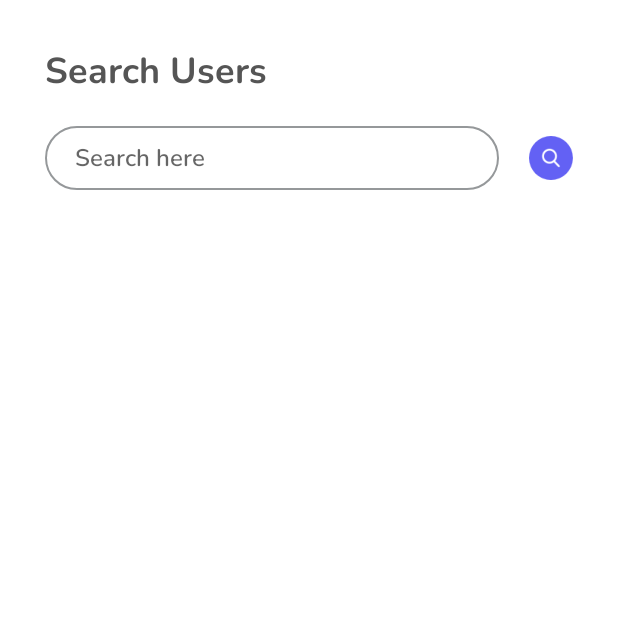
After one commit to Sye7/SocialNetwork, an Android app: the SearchUsers screen opened directly, with no data from a screen before it, on a phone screen of 412 x 824 dp, the top half of it. The commit adds this screen. Run offline under Robolectric (Android 15) with nearby library versions, the phone set to English and light mode, and no system bars; our stand-ins replace Firebase (no records; nobody signed in at launch, a user with empty details on screens opened directly); pictures from the network do not load; Roboto replaces fonts that are not available here.

Commit message:
Search Activity Added

```diff
--- a/app/src/main/AndroidManifest.xml
+++ b/app/src/main/AndroidManifest.xml
@@ -15,7 +15,8 @@
         android:roundIcon="@mipmap/ic_launcher_round"
         android:supportsRtl="true"
         android:theme="@style/AppTheme">
-        <activity android:name=".AnyTalk"></activity>
+        <activity android:name=".SearchUsers"></activity>
+        <activity android:name=".AnyTalk" />
         <activity android:name=".StoryStatus" />
         <activity android:name=".ChatAllEntities.ChatActivity" />
         <activity android:name=".ChatAllEntities.MessageActivity" />
--- /dev/null
+++ b/app/src/main/java/com/example/socialnetwork/SearchUsers.java
@@ -0,0 +1,126 @@
+package com.example.socialnetwork;
+
+import android.content.Context;
+import android.os.Bundle;
+import android.view.View;
+import android.widget.EditText;
+import android.widget.ImageButton;
+import android.widget.ImageView;
+import android.widget.TextView;
+
+import androidx.appcompat.app.AppCompatActivity;
+import androidx.recyclerview.widget.LinearLayoutManager;
+import androidx.recyclerview.widget.RecyclerView;
+
+import com.bumptech.glide.Glide;
+import com.example.socialnetwork.model.Profile;
+import com.firebase.ui.database.FirebaseRecyclerAdapter;
+import com.google.firebase.auth.FirebaseAuth;
+import com.google.firebase.database.DatabaseReference;
+import com.google.firebase.database.FirebaseDatabase;
+import com.google.firebase.database.Query;
+
+public class SearchUsers extends AppCompatActivity {
+
+
+    private EditText mSearchField;
+    private ImageButton mSearchBtn;
+
+    private RecyclerView mResultList;
+
+    private DatabaseReference mUserDatabase;
+
+    @Override
+    protected void onCreate(Bundle savedInstanceState) {
+        super.onCreate(savedInstanceState);
+        setContentView(R.layout.activity_search_users);
+
+        mUserDatabase = FirebaseDatabase.getInstance().getReference("Profile");
+
+
+        mSearchField = (EditText) findViewById(R.id.search_field);
+        mSearchBtn = (ImageButton) findViewById(R.id.search_btn);
+
+        mResultList = (RecyclerView) findViewById(R.id.result_list);
+        mResultList.setHasFixedSize(true);
+        mResultList.setLayoutManager(new LinearLayoutManager(this));
+
+        mSearchBtn.setOnClickListener(new View.OnClickListener() {
+            @Override
+            public void onClick(View view) {
+
+                String searchText = mSearchField.getText().toString();
+
+                firebaseUserSearch(searchText);
+
+            }
+        });
+
+    }
+
+    private void firebaseUserSearch(String searchText) {
+
+
+        Query firebaseSearchQuery = mUserDatabase.orderByChild("userName").startAt(searchText).endAt(searchText + "\uf8ff");
+
+        FirebaseRecyclerAdapter<Profile, UsersViewHolder> firebaseRecyclerAdapter = new FirebaseRecyclerAdapter<Profile, UsersViewHolder>(
+
+                Profile.class,
+                R.layout.search_users_content,
+                UsersViewHolder.class,
+                firebaseSearchQuery
+
+        ) {
+            @Override
+            protected void populateViewHolder(UsersViewHolder usersViewHolder, Profile profile, int i) {
+                if(profile.getId().equals(FirebaseAuth.getInstance().getUid()))
+                {
+                    usersViewHolder.setDetails(getApplicationContext(), profile.getUserName()+" (You)", profile.getOccupation(), profile.getDp());
+                    return;
+                }
+
+                usersViewHolder.setDetails(getApplicationContext(), profile.getUserName(), profile.getOccupation(), profile.getDp());
+
+            }
+
+        };
+
+        mResultList.setAdapter(firebaseRecyclerAdapter);
+
+    }
+
+
+    // View Holder Class
+
+    public static class UsersViewHolder extends RecyclerView.ViewHolder {
+
+        View mView;
+
+        public UsersViewHolder(View itemView) {
+            super(itemView);
+
+            mView = itemView;
+
+        }
+
+        public void setDetails(Context ctx, String userName, String userStatus, String userImage){
+
+            TextView user_name = (TextView) mView.findViewById(R.id.name_text);
+            TextView user_status = (TextView) mView.findViewById(R.id.status_text);
+            ImageView user_image = (ImageView) mView.findViewById(R.id.profile_image);
+
+
+            user_name.setText(userName);
+            user_status.setText(userStatus);
+
+            Glide.with(ctx).load(userImage).into(user_image);
+
+
+        }
+
+
+
+
+    }
+
+}
--- /dev/null
+++ b/app/src/main/res/drawable/search_layout.xml
@@ -0,0 +1,7 @@
+<?xml version="1.0" encoding="utf-8"?>
+<shape xmlns:android="http://schemas.android.com/apk/res/android">
+
+    <stroke android:color="#95989A" android:width="1dp" />
+    <corners android:radius="30dp" />
+
+</shape>
--- /dev/null
+++ b/app/src/main/res/font/nunito_bold.xml
@@ -0,0 +1,7 @@
+<?xml version="1.0" encoding="utf-8"?>
+<font-family xmlns:app="http://schemas.android.com/apk/res-auto"
+        app:fontProviderAuthority="com.google.android.gms.fonts"
+        app:fontProviderPackage="com.google.android.gms"
+        app:fontProviderQuery="name=Nunito&amp;weight=700"
+        app:fontProviderCerts="@array/com_google_android_gms_fonts_certs">
+</font-family>
--- /dev/null
+++ b/app/src/main/res/font/nunito_semibold.xml
@@ -0,0 +1,7 @@
+<?xml version="1.0" encoding="utf-8"?>
+<font-family xmlns:app="http://schemas.android.com/apk/res-auto"
+        app:fontProviderAuthority="com.google.android.gms.fonts"
+        app:fontProviderPackage="com.google.android.gms"
+        app:fontProviderQuery="name=Nunito&amp;weight=600"
+        app:fontProviderCerts="@array/com_google_android_gms_fonts_certs">
+</font-family>
--- /dev/null
+++ b/app/src/main/res/layout/activity_search_users.xml
@@ -0,0 +1,64 @@
+<?xml version="1.0" encoding="utf-8"?>
+<RelativeLayout xmlns:android="http://schemas.android.com/apk/res/android"
+    xmlns:app="http://schemas.android.com/apk/res-auto"
+    xmlns:tools="http://schemas.android.com/tools"
+    android:layout_width="match_parent"
+    android:layout_height="match_parent"
+    android:background="#ffffff"
+    tools:context=".SearchUsers">
+
+
+    <TextView
+        android:id="@+id/heading_label"
+        android:layout_width="wrap_content"
+        android:layout_height="wrap_content"
+        android:layout_alignParentStart="true"
+        android:layout_alignParentTop="true"
+        android:layout_marginLeft="30dp"
+        android:layout_marginTop="30dp"
+        android:fontFamily="@font/nunito_bold"
+        android:text="Search Users"
+        android:textColor="#555555"
+        android:textSize="24sp" />
+
+    <EditText
+        android:id="@+id/search_field"
+        android:layout_width="wrap_content"
+        android:layout_height="wrap_content"
+        android:layout_alignStart="@+id/heading_label"
+        android:layout_below="@+id/heading_label"
+        android:layout_marginRight="20dp"
+        android:layout_marginTop="20dp"
+        android:layout_toStartOf="@+id/search_btn"
+        android:background="@drawable/search_layout"
+        android:ems="10"
+        android:fontFamily="@font/nunito_semibold"
+        android:hint="Search here"
+        android:inputType="textPersonName"
+        android:paddingBottom="10dp"
+        android:paddingLeft="20dp"
+        android:paddingRight="20dp"
+        android:paddingTop="10dp"
+        android:textColor="#999999"
+        android:textSize="16sp" />
+
+    <ImageButton
+        android:id="@+id/search_btn"
+        android:layout_width="wrap_content"
+        android:layout_height="wrap_content"
+        android:layout_alignBottom="@+id/search_field"
+        android:layout_alignParentEnd="true"
+        android:layout_alignTop="@+id/search_field"
+        android:layout_marginRight="30dp"
+        android:background="@android:color/background_light"
+        app:srcCompat="@mipmap/search_button" />
+
+
+    <androidx.recyclerview.widget.RecyclerView
+        android:id="@+id/result_list"
+        android:layout_width="match_parent"
+        android:layout_height="match_parent"
+        android:layout_below="@+id/search_field"
+        android:layout_marginTop="50dp"/>
+
+</RelativeLayout>
--- a/app/src/main/res/layout/item_feed.xml
+++ b/app/src/main/res/layout/item_feed.xml
@@ -11,6 +11,7 @@
     <LinearLayout
         android:layout_width="match_parent"
         android:layout_height="wrap_content"
+        android:id="@+id/swipell"
         android:orientation="vertical">
 
         <LinearLayout
--- a/app/src/main/res/layout/view_feed_toolbar.xml
+++ b/app/src/main/res/layout/view_feed_toolbar.xml
@@ -3,7 +3,6 @@
     xmlns:app="http://schemas.android.com/apk/res-auto"
     android:id="@+id/toolbar"
     android:layout_width="match_parent"
-    app:navigationIcon="@drawable/search_user"
     android:layout_height="45dp"
     android:background="@color/style_color_primary"
     android:elevation="@dimen/default_elevation"
```
Also changed, not shown: app/src/main/java/com/example/socialnetwork/MainActivity.java (+92 -93 lines), app/src/main/res/layout/activity_main.xml (+29 -9 lines), app/src/main/res/layout/search_users_content.xml (added, +54 -0 lines), app/src/main/res/mipmap-xhdpi/search_button.png (added), app/src/main/res/mipmap-xxxhdpi/default_user.png (added), app/src/main/res/mipmap-xxxhdpi/person_four.png (added), app/src/main/res/mipmap-xxxhdpi/search_button.png (added).
